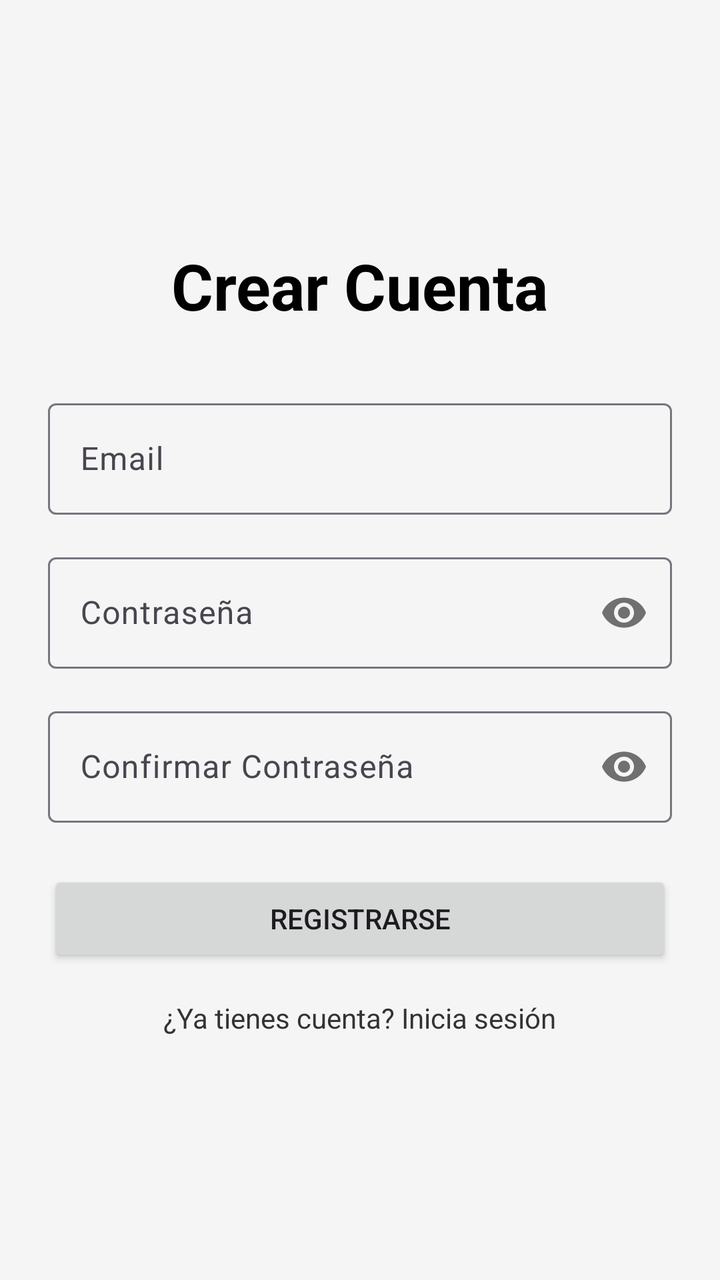
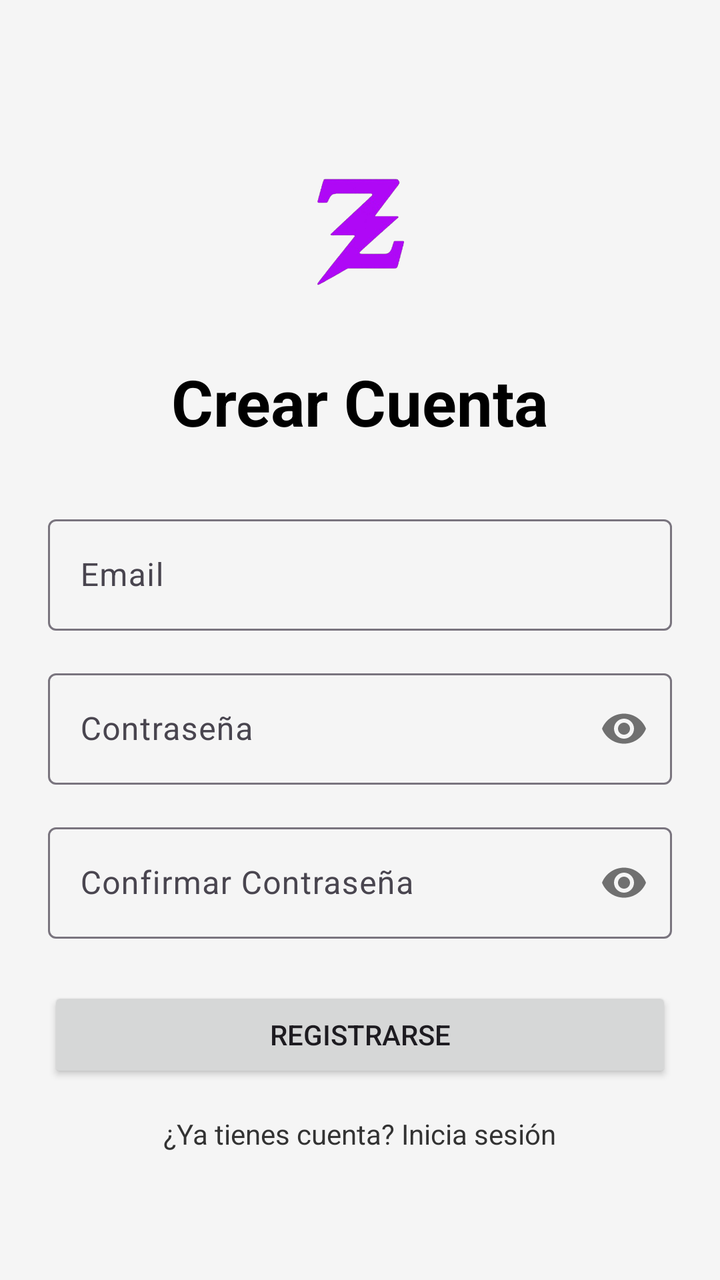

The first picture is an Android layout as it rendered before a commit; the second is the same layout after the commit. The layout source and the unified diff follow.
<!-- AndroidManifest.xml: application theme Theme.Tfg -->
<!-- res/layout/activity_registro.xml -->
<?xml version="1.0" encoding="utf-8"?>
<LinearLayout xmlns:android="http://schemas.android.com/apk/res/android"
    xmlns:app="http://schemas.android.com/apk/res-auto"
    android:layout_width="match_parent"
    android:layout_height="match_parent"
    android:orientation="vertical"
    android:padding="24dp"
    android:gravity="center">

    <TextView
        android:layout_width="wrap_content"
        android:layout_height="wrap_content"
        android:text="Crear Cuenta"
        android:textSize="32sp"
        android:textStyle="bold"
        android:layout_marginBottom="32dp"
        android:textColor="?attr/colorPrimary"/>

    <com.google.android.material.textfield.TextInputLayout
        android:layout_width="match_parent"
        android:layout_height="wrap_content"
        android:layout_marginBottom="16dp"
        android:hint="Email">

        <com.google.android.material.textfield.TextInputEditText
            android:id="@+id/etEmailRegister"
            android:layout_width="match_parent"
            android:layout_height="wrap_content"
            android:inputType="textEmailAddress" />
    </com.google.android.material.textfield.TextInputLayout>

    <com.google.android.material.textfield.TextInputLayout
        android:layout_width="match_parent"
        android:layout_height="wrap_content"
        android:layout_marginBottom="16dp"
        android:hint="Contraseña"
        app:passwordToggleEnabled="true">

        <com.google.android.material.textfield.TextInputEditText
            android:id="@+id/etPasswordRegister"
            android:layout_width="match_parent"
            android:layout_height="wrap_content"
            android:inputType="textPassword" />
    </com.google.android.material.textfield.TextInputLayout>

    <com.google.android.material.textfield.TextInputLayout
        android:layout_width="match_parent"
        android:layout_height="wrap_content"
        android:layout_marginBottom="24dp"
        android:hint="Confirmar Contraseña"
        app:passwordToggleEnabled="true">

        <com.google.android.material.textfield.TextInputEditText
            android:id="@+id/etConfirmPassword"
            android:layout_width="match_parent"
            android:layout_height="wrap_content"
            android:inputType="textPassword" />
    </com.google.android.material.textfield.TextInputLayout>

    <Button
        android:id="@+id/btnRegister"
        android:layout_width="match_parent"
        android:layout_height="wrap_content"
        android:text="Registrarse"
        android:padding="12dp"
        android:layout_marginBottom="16dp"/>

    <TextView
        android:id="@+id/tvGoToLogin"
        android:layout_width="wrap_content"
        android:layout_height="wrap_content"
        android:text="¿Ya tienes cuenta? Inicia sesión"
        android:textColor="?attr/colorSecondary"
        android:clickable="true"
        android:focusable="true"/>

</LinearLayout>
<!-- resources referenced by this layout -->
<resources>
  <style name="Theme.Tfg" parent="Base.Theme.Tfg" />
  <style name="Base.Theme.Tfg" parent="Theme.Material3.DayNight.NoActionBar">
          
          <item name="colorPrimary">@color/black</item>
          <item name="colorOnPrimary">@color/white</item>
          <item name="colorSecondary">@color/gray_dark</item>
          <item name="colorOnSecondary">@color/white</item>
          <item name="android:windowBackground">@color/gray_light</item>
          <item name="colorPrimaryContainer">@color/white</item>
          <item name="colorOnPrimaryContainer">@color/black</item>
      </style>
  <color name="black">#FF000000</color>
  <color name="white">#FFFFFFFF</color>
  <color name="gray_dark">#333333</color>
  <color name="gray_light">#F5F5F5</color>
</resources>

<!-- the commit's change to res/layout/activity_registro.xml (unified diff, before → after) -->
@@ -6,6 +6,13 @@
     android:orientation="vertical"
     android:padding="24dp"
     android:gravity="center">
+
+    <ImageView
+        android:layout_width="100dp"
+        android:layout_height="100dp"
+        android:src="@drawable/logo"
+        android:layout_marginBottom="16dp"
+        android:contentDescription="Logo Zentasker" />
 
     <TextView
         android:layout_width="wrap_content"
<!-- resource entries referenced after the edit -->
@@ -1,5 +1,6 @@
 <!-- resources referenced by this layout -->
 <resources>
+  <!-- drawable logo: png bitmap (drawable, 44643 bytes) -->
   <style name="Theme.Tfg" parent="Base.Theme.Tfg" />
   <style name="Base.Theme.Tfg" parent="Theme.Material3.DayNight.NoActionBar">
           
